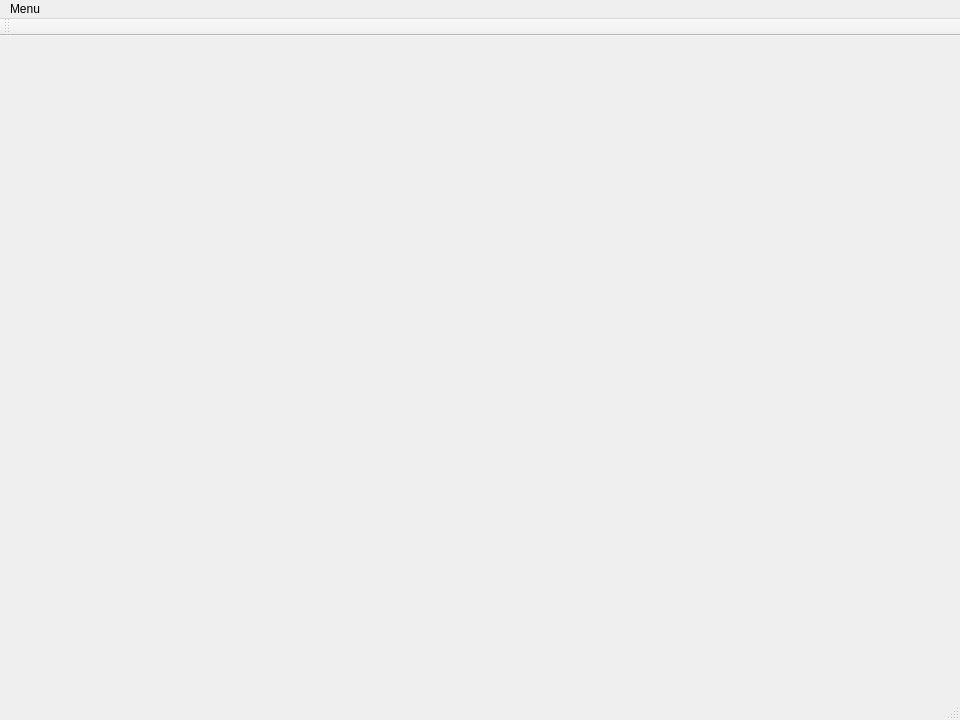
Above: ProtocolTools/mainwindow.ui from CGinMax/ProtocolTools before the change. Below: the same form after it.
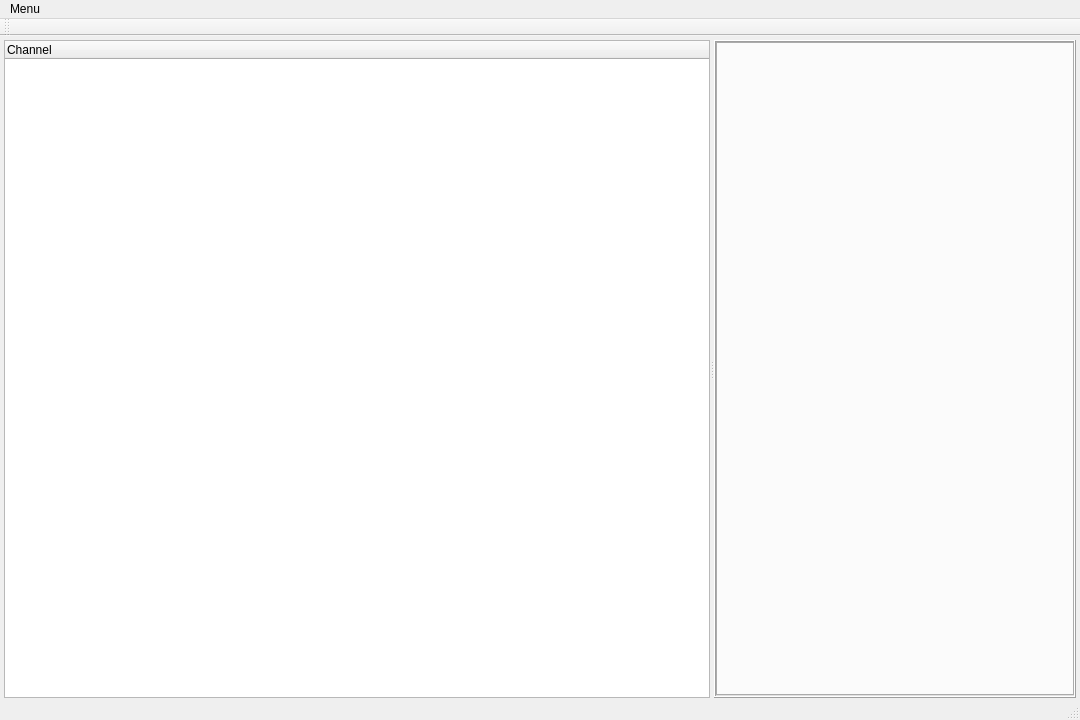
That is the form after the change. The open tabs and pages were chosen to show the change. Custom widgets are drawn as their Qt base class.

What changed in the file:
```diff
--- a/ProtocolTools/mainwindow.ui
+++ b/ProtocolTools/mainwindow.ui
@@ -6,20 +6,80 @@
    <rect>
     <x>0</x>
     <y>0</y>
-    <width>960</width>
+    <width>1080</width>
     <height>720</height>
    </rect>
   </property>
   <property name="windowTitle">
    <string>CDT Test Tool</string>
   </property>
-  <widget class="QWidget" name="centralWidget"/>
+  <widget class="QWidget" name="centralWidget">
+   <layout class="QHBoxLayout" name="horizontalLayout_2">
+    <property name="leftMargin">
+     <number>4</number>
+    </property>
+    <property name="topMargin">
+     <number>4</number>
+    </property>
+    <property name="rightMargin">
+     <number>4</number>
+    </property>
+    <property name="bottomMargin">
+     <number>0</number>
+    </property>
+    <item>
+     <widget class="QSplitter" name="splitter">
+      <property name="orientation">
+       <enum>Qt::Horizontal</enum>
+      </property>
+      <widget class="ChannelTreeWidget" name="treeWidget">
+       <column>
+        <property name="text">
+         <string notr="true">Channel</string>
+        </property>
+       </column>
+      </widget>
+      <widget class="QStackedWidget" name="stackedWidget">
+       <property name="frameShape">
+        <enum>QFrame::Box</enum>
+       </property>
+       <property name="frameShadow">
+        <enum>QFrame::Raised</enum>
+       </property>
+       <property name="currentIndex">
+        <number>0</number>
+       </property>
+       <widget class="QWidget" name="page"/>
+       <widget class="QWidget" name="page_2">
+        <layout class="QHBoxLayout" name="horizontalLayout">
+         <property name="leftMargin">
+          <number>0</number>
+         </property>
+         <property name="topMargin">
+          <number>0</number>
+         </property>
+         <property name="rightMargin">
+          <number>0</number>
+         </property>
+         <property name="bottomMargin">
+          <number>0</number>
+         </property>
+         <item>
+          <widget class="MainTabWidget" name="mainTabWidget"/>
+         </item>
+        </layout>
+       </widget>
+      </widget>
+     </widget>
+    </item>
+   </layout>
+  </widget>
   <widget class="QMenuBar" name="menuBar">
    <property name="geometry">
     <rect>
      <x>0</x>
      <y>0</y>
-     <width>960</width>
+     <width>1080</width>
      <height>28</height>
     </rect>
    </property>
@@ -53,6 +113,19 @@
   </action>
  </widget>
  <layoutdefault spacing="6" margin="11"/>
+ <customwidgets>
+  <customwidget>
+   <class>ChannelTreeWidget</class>
+   <extends>QTreeWidget</extends>
+   <header>ui/trees/channeltreewidget.h</header>
+  </customwidget>
+  <customwidget>
+   <class>MainTabWidget</class>
+   <extends>QTabWidget</extends>
+   <header>ui/tabs/maintabwidget.h</header>
+   <container>1</container>
+  </customwidget>
+ </customwidgets>
  <resources/>
  <connections/>
 </ui>
```
